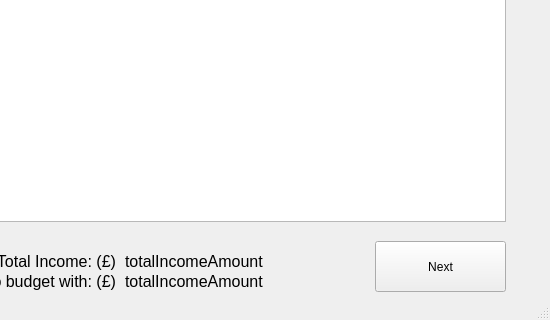
The window that BudgetPlanner/accountsetupwindow.ui (amstevenson/Qt-BudgetPlanner) describes before a commit, drawn with Qt 5; both pictures show x 285 to 835 and y 448 to 768 of the 835 by 768 pixel window.
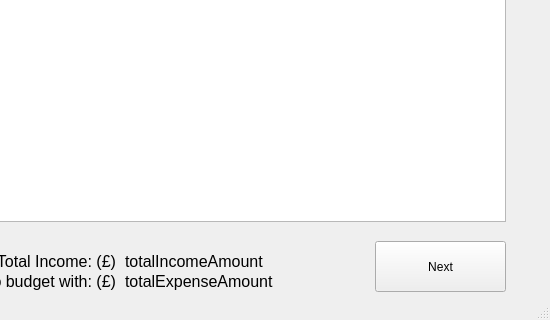
The same window after the commit.

The edit to the form file:
```diff
--- a/BudgetPlanner/accountsetupwindow.ui
+++ b/BudgetPlanner/accountsetupwindow.ui
@@ -182,7 +182,7 @@
      </font>
     </property>
     <property name="text">
-     <string>totalIncomeAmount</string>
+     <string>totalExpenseAmount</string>
     </property>
     <property name="alignment">
      <set>Qt::AlignLeading|Qt::AlignLeft|Qt::AlignVCenter</set>
```
